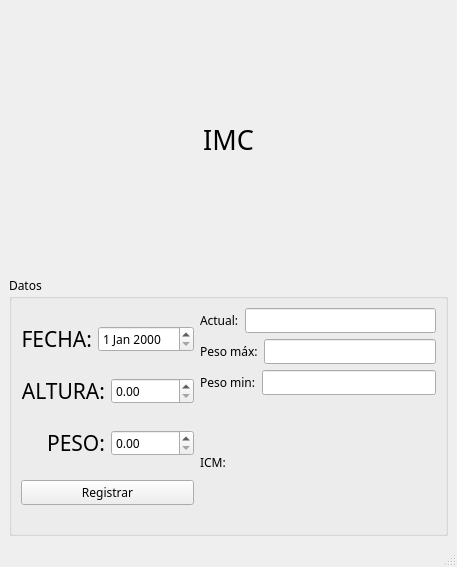
Qt form inmaco.ui (CristopherMales/examen) before a commit.
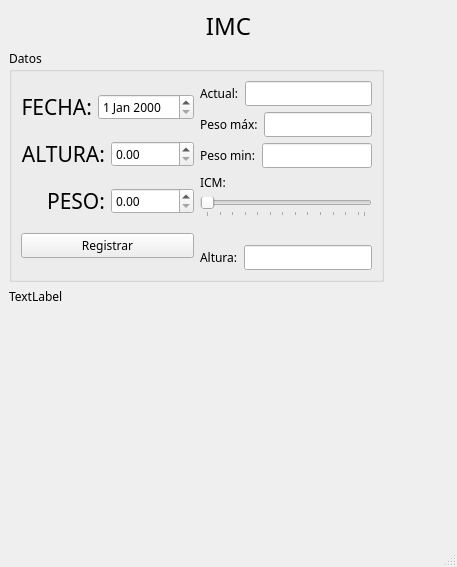
The same form after that commit.

Patch:
```diff
--- a/inmaco.ui
+++ b/inmaco.ui
@@ -19,24 +19,8 @@
      <family>Sitka</family>
     </font>
    </property>
-   <layout class="QVBoxLayout" name="verticalLayout_3">
-    <item>
-     <widget class="QLabel" name="label_4">
-      <property name="font">
-       <font>
-        <family>Sitka</family>
-        <pointsize>20</pointsize>
-       </font>
-      </property>
-      <property name="text">
-       <string>IMC</string>
-      </property>
-      <property name="alignment">
-       <set>Qt::AlignCenter</set>
-      </property>
-     </widget>
-    </item>
-    <item>
+   <layout class="QFormLayout" name="formLayout">
+    <item row="1" column="0">
      <widget class="QGroupBox" name="groupBox">
       <property name="title">
        <string>Datos</string>
@@ -109,7 +93,11 @@
             </widget>
            </item>
            <item>
-            <widget class="QDoubleSpinBox" name="inputPeso"/>
+            <widget class="QDoubleSpinBox" name="inputPeso">
+             <property name="maximum">
+              <double>599.990000000000009</double>
+             </property>
+            </widget>
            </item>
           </layout>
          </item>
@@ -191,11 +179,95 @@
            </item>
           </layout>
          </item>
+         <item>
+          <widget class="QSlider" name="slidericm">
+           <property name="minimum">
+            <number>15</number>
+           </property>
+           <property name="maximum">
+            <number>40</number>
+           </property>
+           <property name="orientation">
+            <enum>Qt::Horizontal</enum>
+           </property>
+           <property name="invertedControls">
+            <bool>false</bool>
+           </property>
+           <property name="tickPosition">
+            <enum>QSlider::TicksBelow</enum>
+           </property>
+           <property name="tickInterval">
+            <number>2</number>
+           </property>
+          </widget>
+         </item>
+         <item>
+          <widget class="QLabel" name="lblicm">
+           <property name="lineWidth">
+            <number>1</number>
+           </property>
+           <property name="midLineWidth">
+            <number>0</number>
+           </property>
+           <property name="text">
+            <string/>
+           </property>
+           <property name="textFormat">
+            <enum>Qt::PlainText</enum>
+           </property>
+           <property name="alignment">
+            <set>Qt::AlignCenter</set>
+           </property>
+          </widget>
+         </item>
+         <item>
+          <layout class="QHBoxLayout" name="horizontalLayout_15">
+           <item>
+            <widget class="QLabel" name="label_9">
+             <property name="text">
+              <string>Altura:</string>
+             </property>
+            </widget>
+           </item>
+           <item>
+            <widget class="QLineEdit" name="lblaltura"/>
+           </item>
+          </layout>
+         </item>
         </layout>
        </item>
       </layout>
      </widget>
     </item>
+    <item row="0" column="0" colspan="2">
+     <widget class="QLabel" name="label_4">
+      <property name="sizeIncrement">
+       <size>
+        <width>0</width>
+        <height>0</height>
+       </size>
+      </property>
+      <property name="font">
+       <font>
+        <family>Sitka</family>
+        <pointsize>18</pointsize>
+       </font>
+      </property>
+      <property name="text">
+       <string>IMC</string>
+      </property>
+      <property name="alignment">
+       <set>Qt::AlignCenter</set>
+      </property>
+     </widget>
+    </item>
+    <item row="2" column="0">
+     <widget class="QLabel" name="path">
+      <property name="text">
+       <string>TextLabel</string>
+      </property>
+     </widget>
+    </item>
    </layout>
   </widget>
   <widget class="QMenuBar" name="menubar">
```
